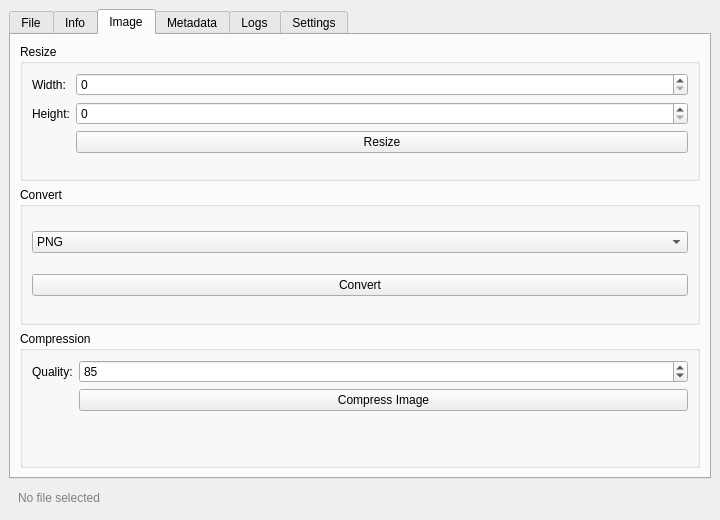
The window that gui/sincleanerV2.ui (sinmirka/SinTweaker) describes before a commit, drawn with Qt 5.
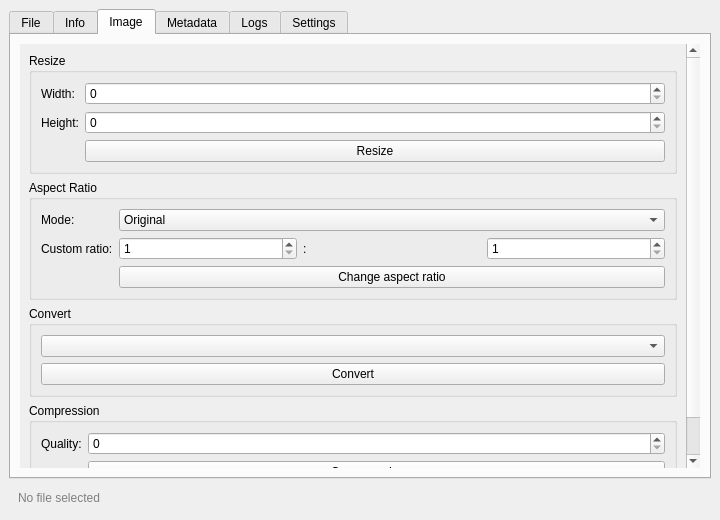
The same window after the commit. The open tabs and pages were chosen to show the change.

Commit message: Add aspect ratio section

```diff
--- a/gui/sincleanerV2.ui
+++ b/gui/sincleanerV2.ui
@@ -100,47 +100,128 @@
        <layout class="QVBoxLayout">
 
         <item>
+         <widget class="QScrollArea" name="scrollImage">
+          <property name="widgetResizable"><bool>true</bool></property>
+          <property name="frameShape"><enum>QFrame::NoFrame</enum></property>
+          <property name="styleSheet">
+           <string>
+            QScrollArea,
+            QScrollArea > QWidget,
+            QScrollArea > QWidget > QWidget {
+                background: transparent;
+            }
+           </string>
+          </property>
+
+          <widget class="QWidget" name="scrollImageContent">
+           <layout class="QVBoxLayout" name="imageLayout">
+
+            <!-- Resize -->
+            <item>
          <widget class="QGroupBox">
           <property name="title"><string>Resize</string></property>
           <layout class="QFormLayout">
            <item row="0" column="0"><widget class="QLabel"><property name="text"><string>Width:</string></property></widget></item>
-           <item row="0" column="1"><widget class="QSpinBox" name="spinWidth"><property name="maximum"><number>99999</number></property></widget></item>
+               <item row="0" column="1"><widget class="QSpinBox" name="spinWidth"/></item>
            <item row="1" column="0"><widget class="QLabel"><property name="text"><string>Height:</string></property></widget></item>
-           <item row="1" column="1"><widget class="QSpinBox" name="spinHeight"><property name="maximum"><number>99999</number></property></widget></item>
+               <item row="1" column="1"><widget class="QSpinBox" name="spinHeight"/></item>
            <item row="2" column="1"><widget class="QPushButton" name="btnResize"><property name="text"><string>Resize</string></property></widget></item>
           </layout>
          </widget>
         </item>
 
+            <!-- Aspect Ratio -->
+            <item>
+             <widget class="QGroupBox">
+              <property name="title"><string>Aspect Ratio</string></property>
+              <layout class="QFormLayout">
+
+               <item row="0" column="0">
+                <widget class="QLabel">
+                 <property name="text"><string>Mode:</string></property>
+                </widget>
+               </item>
+
+               <item row="0" column="1">
+                <widget class="QComboBox" name="comboAspectRatio">
+                 <item><property name="text"><string>Original</string></property></item>
+                 <item><property name="text"><string>1:1</string></property></item>
+                 <item><property name="text"><string>4:3</string></property></item>
+                 <item><property name="text"><string>16:9</string></property></item>
+                 <item><property name="text"><string>Custom</string></property></item>
+                </widget>
+               </item>
+
+               <item row="1" column="0">
+                <widget class="QLabel" name="labelAspectCustom">
+                 <property name="text"><string>Custom ratio:</string></property>
+                 <property name="visible"><bool>false</bool></property>
+                </widget>
+               </item>
+
+               <item row="1" column="1">
+                <layout class="QHBoxLayout">
+                 <item>
+                  <widget class="QSpinBox" name="spinAspectW">
+                   <property name="minimum"><number>1</number></property>
+                   <property name="visible"><bool>false</bool></property>
+                  </widget>
+                 </item>
+                 <item>
+                  <widget class="QLabel" name="labelAspectColon">
+                   <property name="text"><string>:</string></property>
+                   <property name="visible"><bool>false</bool></property>
+                  </widget>
+                 </item>
+                 <item>
+                  <widget class="QSpinBox" name="spinAspectH">
+                   <property name="minimum"><number>1</number></property>
+                   <property name="visible"><bool>false</bool></property>
+                  </widget>
+                 </item>
+                </layout>
+               </item>
+
+               <item row="2" column="1">
+                <widget class="QPushButton" name="btnChangeAspectRatio">
+                 <property name="text"><string>Change aspect ratio</string></property>
+                </widget>
+               </item>
+
+              </layout>
+             </widget>
+            </item>
+
+            <!-- Convert -->
         <item>
          <widget class="QGroupBox">
           <property name="title"><string>Convert</string></property>
           <layout class="QVBoxLayout">
-           <item><widget class="QComboBox" name="comboFormat">
-            <item><property name="text"><string>PNG</string></property></item>
-            <item><property name="text"><string>JPG</string></property></item>
-            <item><property name="text"><string>WEBP</string></property></item>
-           </widget></item>
+               <item><widget class="QComboBox" name="comboFormat"/></item>
            <item><widget class="QPushButton" name="btnConvert"><property name="text"><string>Convert</string></property></widget></item>
           </layout>
          </widget>
         </item>
 
+            <!-- Compression -->
         <item>
          <widget class="QGroupBox">
           <property name="title"><string>Compression</string></property>
           <layout class="QFormLayout">
            <item row="0" column="0"><widget class="QLabel"><property name="text"><string>Quality:</string></property></widget></item>
-           <item row="0" column="1"><widget class="QSpinBox" name="spinQuality">
-             <property name="minimum"><number>1</number></property>
-             <property name="maximum"><number>100</number></property>
-             <property name="value"><number>85</number></property>
-           </widget></item>
+               <item row="0" column="1"><widget class="QSpinBox" name="spinQuality"/></item>
            <item row="1" column="1"><widget class="QPushButton" name="btnCompress"><property name="text"><string>Compress Image</string></property></widget></item>
           </layout>
          </widget>
         </item>
 
+            <item><spacer><property name="orientation"><enum>Qt::Vertical</enum></property></spacer></item>
+
+           </layout>
+          </widget>
+         </widget>
+        </item>
+
        </layout>
       </widget>
 
```
Left out of the diff: 24 changed lines with no effect on the pictures. Lines whose indentation alone changed are shown as unchanged. The commit also changes 3 other files.
